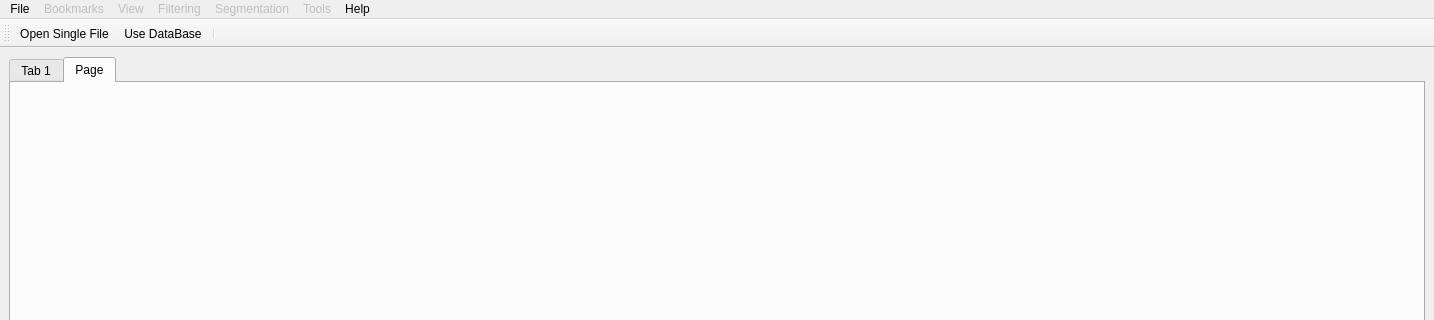
The window that Code/GUI/src/go.ui (gofigure2/GoFigure2) describes before a commit, drawn with Qt 5; both pictures show x 0 to 1434 and y 0 to 320 of the 1434 by 826 pixel window.
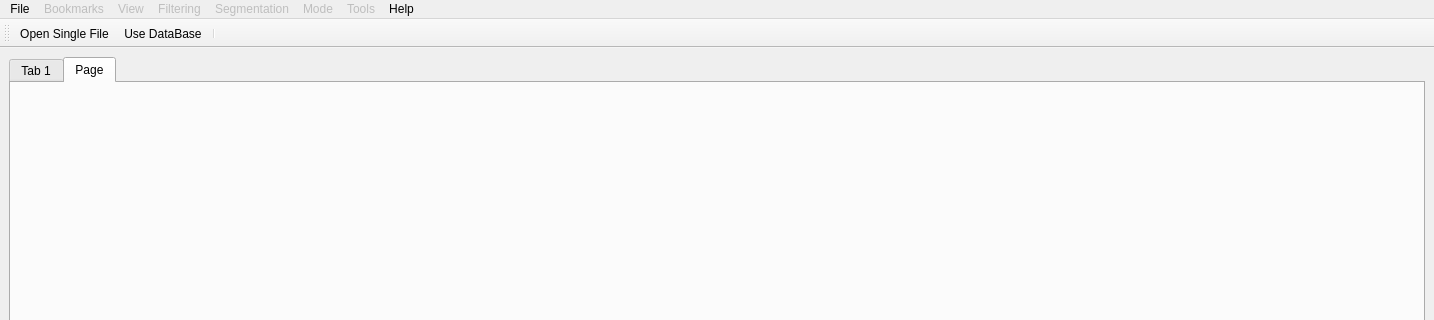
The same window after the commit. Icons and pictures are not drawn.

Commit message: add a new Mode menu with a corresponding toolbar and an icon for manual editing mode

The edit to the form file:
```diff
--- a/Code/GUI/src/go.ui
+++ b/Code/GUI/src/go.ui
@@ -186,11 +186,20 @@
     <addaction name="actionManage_Bookmarks"/>
     <addaction name="separator"/>
    </widget>
+   <widget class="QMenu" name="menuMode">
+    <property name="enabled">
+     <bool>false</bool>
+    </property>
+    <property name="title">
+     <string>Mode</string>
+    </property>
+   </widget>
    <addaction name="menuFile"/>
    <addaction name="menuBookmarks"/>
    <addaction name="menuView"/>
    <addaction name="menuFiltering"/>
    <addaction name="menuSegmentation"/>
+   <addaction name="menuMode"/>
    <addaction name="menuTools"/>
    <addaction name="menuHelp"/>
   </widget>
```
The commit also changes 11 other files.
